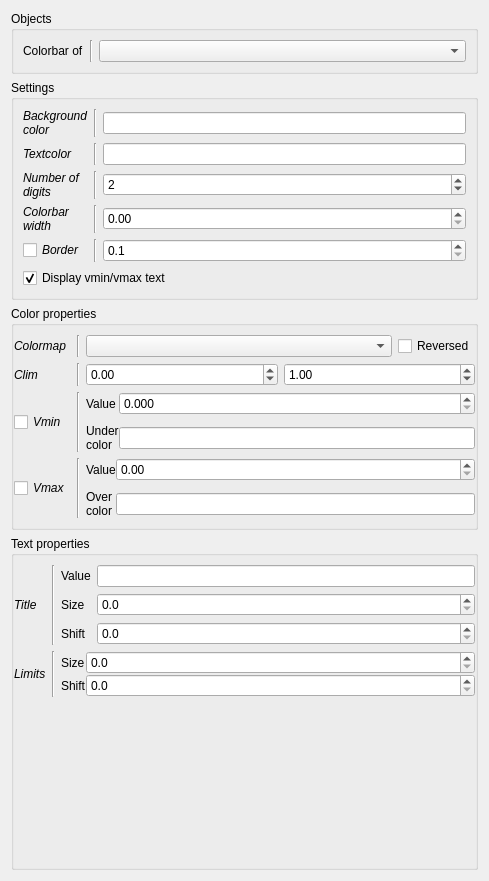
Qt form visbrain/utils/cbar/gui/CbarPyQtGui.ui (EtienneCmb/visbrain) before a commit.
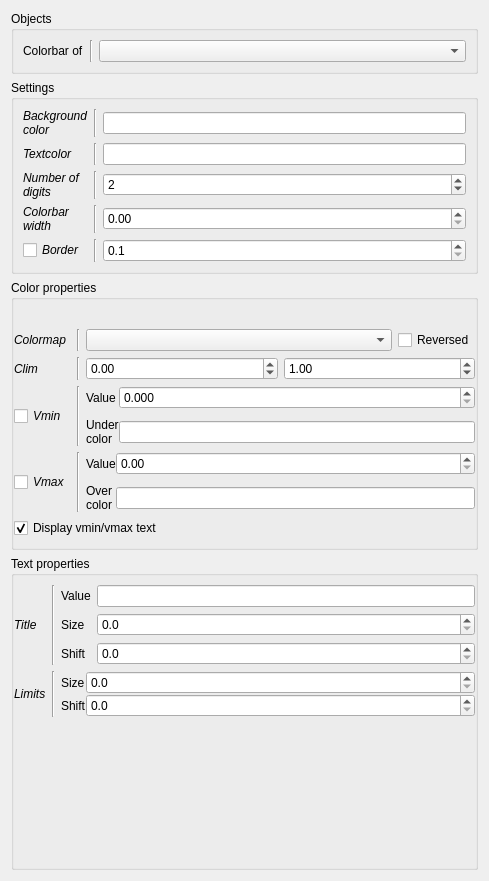
The same form after that commit.

```diff
--- a/visbrain/utils/cbar/gui/CbarPyQtGui.ui
+++ b/visbrain/utils/cbar/gui/CbarPyQtGui.ui
@@ -70,23 +70,45 @@
        <layout class="QVBoxLayout" name="verticalLayout_9">
         <item>
          <layout class="QGridLayout" name="gridLayout_7">
-          <item row="5" column="0" colspan="3">
-           <widget class="QCheckBox" name="limTxt">
+          <item row="4" column="0">
+           <widget class="QCheckBox" name="border">
+            <property name="font">
+             <font>
+              <italic>true</italic>
+             </font>
+            </property>
             <property name="text">
-             <string>Display vmin/vmax text</string>
-            </property>
-            <property name="checked">
-             <bool>true</bool>
+             <string>Border</string>
             </property>
            </widget>
           </item>
-          <item row="2" column="1">
-           <widget class="Line" name="line_9">
+          <item row="1" column="1">
+           <widget class="Line" name="line_7">
             <property name="orientation">
              <enum>Qt::Vertical</enum>
             </property>
            </widget>
           </item>
+          <item row="4" column="2">
+           <widget class="QDoubleSpinBox" name="bw">
+            <property name="decimals">
+             <number>1</number>
+            </property>
+            <property name="minimum">
+             <double>0.100000000000000</double>
+            </property>
+           </widget>
+          </item>
+          <item row="3" column="2">
+           <widget class="QDoubleSpinBox" name="width">
+            <property name="singleStep">
+             <double>0.010000000000000</double>
+            </property>
+           </widget>
+          </item>
+          <item row="1" column="2">
+           <widget class="QLineEdit" name="txtCol"/>
+          </item>
           <item row="2" column="2">
            <widget class="QSpinBox" name="ndigits">
             <property name="minimum">
@@ -100,36 +122,22 @@
             </property>
            </widget>
           </item>
-          <item row="3" column="0">
-           <widget class="QLabel" name="label_17">
+          <item row="2" column="1">
+           <widget class="Line" name="line_9">
+            <property name="orientation">
+             <enum>Qt::Vertical</enum>
+            </property>
+           </widget>
+          </item>
+          <item row="1" column="0">
+           <widget class="QLabel" name="label_9">
             <property name="font">
              <font>
               <italic>true</italic>
              </font>
             </property>
             <property name="text">
-             <string>Colorbar
-width</string>
-            </property>
-           </widget>
-          </item>
-          <item row="0" column="2">
-           <widget class="QLineEdit" name="bckCol"/>
-          </item>
-          <item row="3" column="1">
-           <widget class="Line" name="line_10">
-            <property name="orientation">
-             <enum>Qt::Vertical</enum>
-            </property>
-           </widget>
-          </item>
-          <item row="1" column="2">
-           <widget class="QLineEdit" name="txtCol"/>
-          </item>
-          <item row="1" column="1">
-           <widget class="Line" name="line_7">
-            <property name="orientation">
-             <enum>Qt::Vertical</enum>
+             <string>Textcolor</string>
             </property>
            </widget>
           </item>
@@ -146,8 +154,31 @@
             </property>
            </widget>
           </item>
-          <item row="0" column="1">
-           <widget class="Line" name="line_6">
+          <item row="3" column="1">
+           <widget class="Line" name="line_10">
+            <property name="orientation">
+             <enum>Qt::Vertical</enum>
+            </property>
+           </widget>
+          </item>
+          <item row="0" column="2">
+           <widget class="QLineEdit" name="bckCol"/>
+          </item>
+          <item row="3" column="0">
+           <widget class="QLabel" name="label_17">
+            <property name="font">
+             <font>
+              <italic>true</italic>
+             </font>
+            </property>
+            <property name="text">
+             <string>Colorbar
+width</string>
+            </property>
+           </widget>
+          </item>
+          <item row="4" column="1">
+           <widget class="Line" name="line_11">
             <property name="orientation">
              <enum>Qt::Vertical</enum>
             </property>
@@ -166,54 +197,13 @@
             </property>
            </widget>
           </item>
-          <item row="3" column="2">
-           <widget class="QDoubleSpinBox" name="width">
-            <property name="singleStep">
-             <double>0.010000000000000</double>
-            </property>
-           </widget>
-          </item>
-          <item row="4" column="0">
-           <widget class="QCheckBox" name="border">
-            <property name="font">
-             <font>
-              <italic>true</italic>
-             </font>
-            </property>
-            <property name="text">
-             <string>Border</string>
-            </property>
-           </widget>
-          </item>
-          <item row="4" column="1">
-           <widget class="Line" name="line_11">
+          <item row="0" column="1">
+           <widget class="Line" name="line_6">
             <property name="orientation">
              <enum>Qt::Vertical</enum>
             </property>
            </widget>
           </item>
-          <item row="1" column="0">
-           <widget class="QLabel" name="label_9">
-            <property name="font">
-             <font>
-              <italic>true</italic>
-             </font>
-            </property>
-            <property name="text">
-             <string>Textcolor</string>
-            </property>
-           </widget>
-          </item>
-          <item row="4" column="2">
-           <widget class="QDoubleSpinBox" name="bw">
-            <property name="decimals">
-             <number>1</number>
-            </property>
-            <property name="minimum">
-             <double>0.100000000000000</double>
-            </property>
-           </widget>
-          </item>
          </layout>
         </item>
        </layout>
@@ -234,84 +224,6 @@
         <item>
          <layout class="QGridLayout" name="gridLayout">
           <item row="3" column="2" colspan="2">
-           <widget class="QWidget" name="vmaxW" native="true">
-            <layout class="QVBoxLayout" name="verticalLayout_3">
-             <property name="spacing">
-              <number>0</number>
-             </property>
-             <property name="margin">
-              <number>0</number>
-             </property>
-             <item>
-              <layout class="QGridLayout" name="gridLayout_3">
-               <property name="verticalSpacing">
-                <number>9</number>
-               </property>
-               <item row="1" column="1">
-                <widget class="QLineEdit" name="over"/>
-               </item>
-               <item row="0" column="0">
-                <widget class="QLabel" name="label_5">
-                 <property name="text">
-                  <string>Value</string>
-                 </property>
-                </widget>
-               </item>
-               <item row="0" column="1">
-                <widget class="QDoubleSpinBox" name="vmax"/>
-               </item>
-               <item row="1" column="0">
-                <widget class="QLabel" name="label_6">
-                 <property name="text">
-                  <string>Over
-color</string>
-                 </property>
-                </widget>
-               </item>
-              </layout>
-             </item>
-            </layout>
-           </widget>
-          </item>
-          <item row="0" column="2">
-           <widget class="QComboBox" name="cmap"/>
-          </item>
-          <item row="0" column="3">
-           <widget class="QCheckBox" name="cmapRev">
-            <property name="text">
-             <string>Reversed</string>
-            </property>
-           </widget>
-          </item>
-          <item row="1" column="1">
-           <widget class="Line" name="line_3">
-            <property name="orientation">
-             <enum>Qt::Vertical</enum>
-            </property>
-           </widget>
-          </item>
-          <item row="3" column="1">
-           <widget class="Line" name="line_2">
-            <property name="orientation">
-             <enum>Qt::Vertical</enum>
-            </property>
-           </widget>
-          </item>
-          <item row="2" column="1">
-           <widget class="Line" name="line">
-            <property name="orientation">
-             <enum>Qt::Vertical</enum>
-            </property>
-           </widget>
-          </item>
-          <item row="0" column="1">
-           <widget class="Line" name="line_4">
-            <property name="orientation">
-             <enum>Qt::Vertical</enum>
-            </property>
-           </widget>
-          </item>
-          <item row="2" column="2" colspan="2">
            <widget class="QWidget" name="vminW" native="true">
             <layout class="QVBoxLayout" name="verticalLayout_2">
              <property name="spacing">
@@ -355,20 +267,7 @@
             </layout>
            </widget>
           </item>
-          <item row="4" column="2">
-           <spacer name="horizontalSpacer_3">
-            <property name="orientation">
-             <enum>Qt::Horizontal</enum>
-            </property>
-            <property name="sizeHint" stdset="0">
-             <size>
-              <width>39</width>
-              <height>0</height>
-             </size>
-            </property>
-           </spacer>
-          </item>
-          <item row="3" column="0">
+          <item row="4" column="0">
            <widget class="QCheckBox" name="vmaxChk">
             <property name="font">
              <font>
@@ -380,31 +279,7 @@
             </property>
            </widget>
           </item>
-          <item row="2" column="0">
-           <widget class="QCheckBox" name="vminChk">
-            <property name="font">
-             <font>
-              <italic>true</italic>
-             </font>
-            </property>
-            <property name="text">
-             <string>Vmin</string>
-            </property>
-           </widget>
-          </item>
           <item row="1" column="0">
-           <widget class="QLabel" name="label_2">
-            <property name="font">
-             <font>
-              <italic>true</italic>
-             </font>
-            </property>
-            <property name="text">
-             <string>Clim</string>
-            </property>
-           </widget>
-          </item>
-          <item row="0" column="0">
            <widget class="QLabel" name="label">
             <property name="font">
              <font>
@@ -416,7 +291,95 @@
             </property>
            </widget>
           </item>
-          <item row="1" column="2" colspan="2">
+          <item row="2" column="0">
+           <widget class="QLabel" name="label_2">
+            <property name="font">
+             <font>
+              <italic>true</italic>
+             </font>
+            </property>
+            <property name="text">
+             <string>Clim</string>
+            </property>
+           </widget>
+          </item>
+          <item row="1" column="1">
+           <widget class="Line" name="line_4">
+            <property name="orientation">
+             <enum>Qt::Vertical</enum>
+            </property>
+           </widget>
+          </item>
+          <item row="3" column="0">
+           <widget class="QCheckBox" name="vminChk">
+            <property name="font">
+             <font>
+              <italic>true</italic>
+             </font>
+            </property>
+            <property name="text">
+             <string>Vmin</string>
+            </property>
+           </widget>
+          </item>
+          <item row="1" column="2">
+           <widget class="QComboBox" name="cmap"/>
+          </item>
+          <item row="4" column="1">
+           <widget class="Line" name="line_2">
+            <property name="orientation">
+             <enum>Qt::Vertical</enum>
+            </property>
+           </widget>
+          </item>
+          <item row="4" column="2" colspan="2">
+           <widget class="QWidget" name="vmaxW" native="true">
+            <layout class="QVBoxLayout" name="verticalLayout_3">
+             <property name="spacing">
+              <number>0</number>
+             </property>
+             <property name="margin">
+              <number>0</number>
+             </property>
+             <item>
+              <layout class="QGridLayout" name="gridLayout_3">
+               <property name="verticalSpacing">
+                <number>9</number>
+               </property>
+               <item row="1" column="1">
+                <widget class="QLineEdit" name="over"/>
+               </item>
+               <item row="0" column="0">
+                <widget class="QLabel" name="label_5">
+                 <property name="text">
+                  <string>Value</string>
+                 </property>
+                </widget>
+               </item>
+               <item row="0" column="1">
+                <widget class="QDoubleSpinBox" name="vmax"/>
+               </item>
+               <item row="1" column="0">
+                <widget class="QLabel" name="label_6">
+                 <property name="text">
+                  <string>Over
+color</string>
+                 </property>
+                </widget>
+               </item>
+              </layout>
+             </item>
+            </layout>
+           </widget>
+          </item>
+          <item row="1" column="3">
+           <widget class="QCheckBox" name="cmapRev">
+            <property name="text">
+             <string>Reversed</string>
+            </property>
+           </widget>
+          </item>
+          <item row="2" column="2" colspan="2">
            <widget class="QWidget" name="widget" native="true">
             <layout class="QHBoxLayout" name="horizontalLayout_4">
              <property name="margin">
@@ -452,6 +415,43 @@
             </layout>
            </widget>
           </item>
+          <item row="2" column="1">
+           <widget class="Line" name="line_3">
+            <property name="orientation">
+             <enum>Qt::Vertical</enum>
+            </property>
+           </widget>
+          </item>
+          <item row="5" column="0" colspan="4">
+           <widget class="QCheckBox" name="limTxt">
+            <property name="text">
+             <string>Display vmin/vmax text</string>
+            </property>
+            <property name="checked">
+             <bool>true</bool>
+            </property>
+           </widget>
+          </item>
+          <item row="3" column="1">
+           <widget class="Line" name="line">
+            <property name="orientation">
+             <enum>Qt::Vertical</enum>
+            </property>
+           </widget>
+          </item>
+          <item row="0" column="2">
+           <spacer name="horizontalSpacer_3">
+            <property name="orientation">
+             <enum>Qt::Horizontal</enum>
+            </property>
+            <property name="sizeHint" stdset="0">
+             <size>
+              <width>40</width>
+              <height>20</height>
+             </size>
+            </property>
+           </spacer>
+          </item>
          </layout>
         </item>
        </layout>
```
